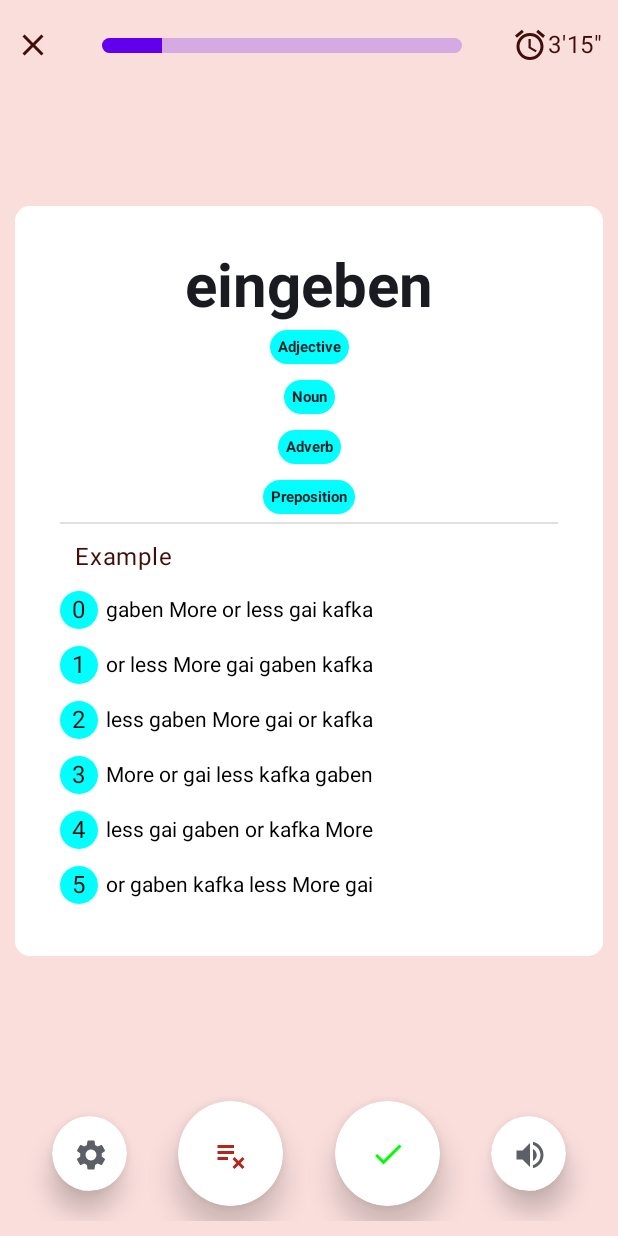
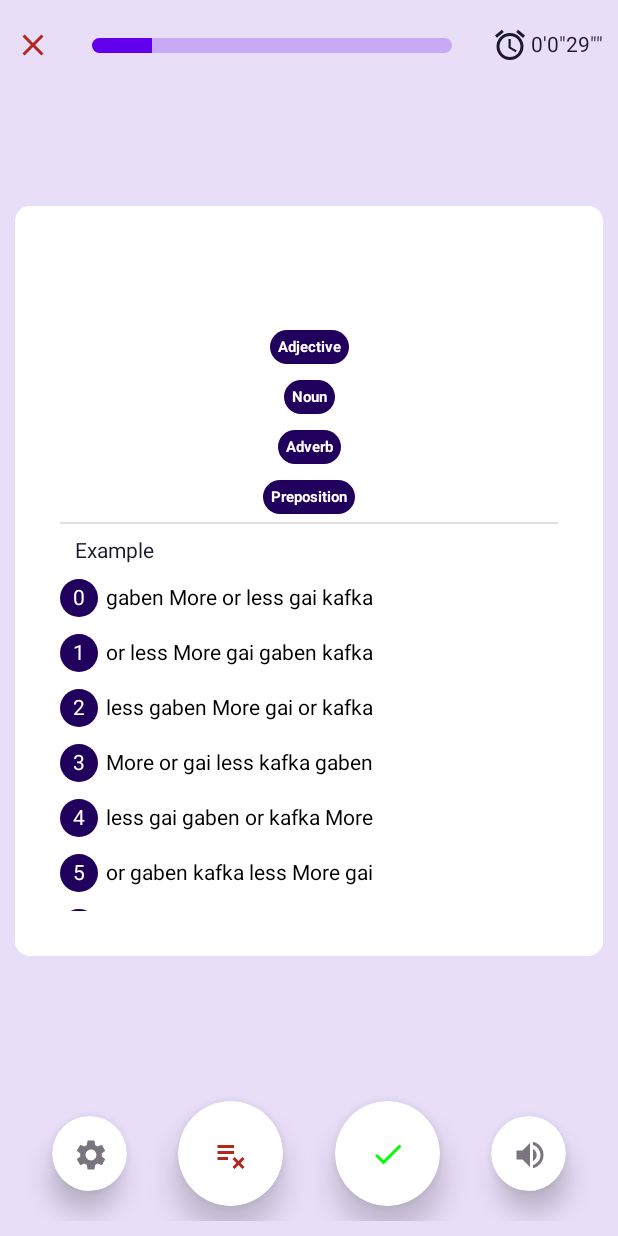
Before and after one commit to xquilt/knounce, an Android app built with Jetpack Compose: the @Preview function FlashCardScreenPreview, on a phone screen of 412 x 824 dp. Run offline under Robolectric (Android 15) with nearby library versions, the phone set to English and light mode, and no system bars; our stand-ins replace Room's generated code.

Commit message:
refact: implement elapse seconds formatting at flashcard screen - The user can specify the amount of time he wants to practice,   so the overall seconds need to be formatted in an aesthetic way - enhanced the UI coloring of the flashCard screen as well

```diff
--- a/app/src/main/kotlin/com/polendina/knounce/presentation/flashcard/FlashCardScreen.kt
+++ b/app/src/main/kotlin/com/polendina/knounce/presentation/flashcard/FlashCardScreen.kt
@@ -29,14 +29,15 @@ import com.polendina.knounce.presentation.flashcard.components.CardContent
 import com.polendina.knounce.presentation.flashcard.components.WordsProgressBar
 import com.polendina.knounce.presentation.flashcard.viewmodel.FlashCardViewModel
 import com.polendina.knounce.presentation.flashcard.viewmodel.FlashCardViewModelMock
-import com.polendina.knounce.ui.theme.KnounceTheme
+import com.polendina.knounce.utils.formatElapsedLocalTime
+import java.time.LocalTime
 
 @OptIn(ExperimentalFoundationApi::class)
 @Composable
 fun FlashCardScreen(
-    mainViewModel: FlashCardViewModel
+    flashCardViewModel: FlashCardViewModel
 ) {
-    val horizontalPagerState = rememberPagerState (initialPage = 0) { mainViewModel.words.size }
+    val horizontalPagerState = rememberPagerState (initialPage = 0) { flashCardViewModel.words.size }
     Scaffold (
         topBar = {
              Row (
@@ -48,21 +49,32 @@ fun FlashCardScreen(
              ){
                 Icon(
                     imageVector = Icons.Default.Close,
-                    contentDescription = null
+                    contentDescription = null,
+                    tint = MaterialTheme.colorScheme.error
                 )
-                 WordsProgressBar(wordIndex = horizontalPagerState.currentPage, totalWordsCount = mainViewModel.words.size)
-                 Row {
+                 WordsProgressBar(
+                     wordIndex = horizontalPagerState.currentPage,
+                     totalWordsCount = flashCardViewModel.words.size
+                 )
+                 Row (
+                     verticalAlignment = Alignment.CenterVertically,
+                     horizontalArrangement = Arrangement.spacedBy(2.dp)
+                 ){
                      Icon(imageVector = Icons.Default.Alarm, contentDescription = null)
-                     Text(text = "3'15\"")
+                     Text(
+                         text = LocalTime
+                             .ofSecondOfDay(flashCardViewModel.elapsedSeconds)
+                             .formatElapsedLocalTime()
+                     )
                  }
              }
         },
         bottomBar = {
             FlashCardBottomBar()
         },
-        containerColor = MaterialTheme.colorScheme.errorContainer,
+        containerColor = MaterialTheme.colorScheme.secondaryContainer,
         modifier = Modifier
-            .background(MaterialTheme.colorScheme.errorContainer)
+            .background(MaterialTheme.colorScheme.secondaryContainer)
             .padding(10.dp)
     ) {
         Column (
@@ -71,13 +83,13 @@ fun FlashCardScreen(
                 .fillMaxSize()
                 .padding(it)
         ) {
-            AnimatedVisibility(visible = mainViewModel.words.isNotEmpty()) {
+            AnimatedVisibility(visible = flashCardViewModel.words.isNotEmpty()) {
                 HorizontalPager(
                     state = horizontalPagerState,
                     pageSpacing = 10.dp
                 ) {
                     CardContent(
-                        word = mainViewModel.words[it],
+                        word = flashCardViewModel.words[it],
                     )
                 }
             }
@@ -88,9 +100,7 @@ fun FlashCardScreen(
 @Preview(showBackground = true)
 @Composable
 fun FlashCardScreenPreview() {
-    KnounceTheme {
-        FlashCardScreen(
-            mainViewModel = FlashCardViewModelMock(database = DatabaseMock())
-        )
-    }
+    FlashCardScreen(
+        flashCardViewModel = FlashCardViewModelMock(database = DatabaseMock())
+    )
 }
--- a/app/src/main/kotlin/com/polendina/knounce/presentation/flashcard/components/CardContent.kt
+++ b/app/src/main/kotlin/com/polendina/knounce/presentation/flashcard/components/CardContent.kt
@@ -69,7 +69,7 @@ fun CardContent(
                 text = word.title,
                 style = TextStyle(
                     fontWeight = FontWeight.Bold,
-                    color = MaterialTheme.colorScheme.onBackground,
+                    color = MaterialTheme.colorScheme.onPrimary,
                     fontSize = 40.sp,
                 )
             )
@@ -78,7 +78,7 @@ fun CardContent(
                     modifier = Modifier
                         .padding(5.dp)
                         .clip(RoundedCornerShape(15.dp))
-                        .background(Color.Cyan)
+                        .background(MaterialTheme.colorScheme.onPrimaryContainer)
                         .wrapContentSize()
                         .padding(5.dp)
                         .clickable {
@@ -89,7 +89,7 @@ fun CardContent(
                         text = it.key,
                         style = TextStyle(
                             fontWeight = FontWeight.Bold,
-                            color = MaterialTheme.colorScheme.onBackground,
+                            color = MaterialTheme.colorScheme.onPrimary,
                             fontSize = 10.sp,
                         )
                     )
@@ -131,9 +131,14 @@ fun CardContent(
                             modifier = Modifier
                                 .size(25.dp)
                                 .clip(CircleShape)
-                                .background(Color.Cyan)
+                                .background(MaterialTheme.colorScheme.onPrimaryContainer)
                         ) {
-                            Text(text = index.toString())
+                            Text(
+                                text = index.toString(),
+                                style = TextStyle(
+                                    color = MaterialTheme.colorScheme.onPrimary
+                                )
+                            )
                         }
                         Text(
                             text = wordTranslation.explanation ?: "",
--- a/app/src/main/kotlin/com/polendina/knounce/presentation/flashcard/viewmodel/FlashCardViewModel.kt
+++ b/app/src/main/kotlin/com/polendina/knounce/presentation/flashcard/viewmodel/FlashCardViewModel.kt
@@ -6,4 +6,5 @@ import com.polendina.knounce.data.database.Word
 
 interface FlashCardViewModel: Database {
     val words: SnapshotStateList<Word>
+    var elapsedSeconds: Long
 }
--- a/app/src/main/kotlin/com/polendina/knounce/presentation/flashcard/viewmodel/FlashCardViewModelImpl.kt
+++ b/app/src/main/kotlin/com/polendina/knounce/presentation/flashcard/viewmodel/FlashCardViewModelImpl.kt
@@ -27,4 +27,8 @@ class FlashCardViewModelImpl(
     override suspend fun loadWordsFromDb(): List<Word> = database.loadWordsFromDb()
     override fun removeWordFromDb(wordTitle: String): Job =
         database.removeWordFromDb(wordTitle = wordTitle)
+
+    override var elapsedSeconds: Long
+        get() = 0L
+        set(value) {}
 }
--- a/app/src/main/kotlin/com/polendina/knounce/presentation/flashcard/viewmodel/FlashCardViewModelMock.kt
+++ b/app/src/main/kotlin/com/polendina/knounce/presentation/flashcard/viewmodel/FlashCardViewModelMock.kt
@@ -1,5 +1,9 @@
 package com.polendina.knounce.presentation.flashcard.viewmodel
 
+import android.os.CountDownTimer
+import androidx.compose.runtime.getValue
+import androidx.compose.runtime.mutableLongStateOf
+import androidx.compose.runtime.setValue
 import androidx.compose.runtime.snapshots.SnapshotStateList
 import androidx.compose.runtime.toMutableStateList
 import androidx.lifecycle.ViewModel
@@ -15,4 +19,13 @@ class FlashCardViewModelMock(
     override fun insertWordToDb(word: Word): Job = database.insertWordToDb(word = word)
     override suspend fun loadWordsFromDb(): List<Word> = database.loadWordsFromDb()
     override fun removeWordFromDb(wordTitle: String): Job = database.removeWordFromDb(wordTitle = wordTitle)
+    override var elapsedSeconds by mutableLongStateOf(listOf(0L, 2034L, 60234L, 2342324234L).random())
+    init {
+        object: CountDownTimer(30000, 1000) {
+            override fun onFinish() { }
+            override fun onTick(millisUntilFinished: Long) {
+                elapsedSeconds = millisUntilFinished / 1000
+            }
+        }.start()
+    }
 }
--- /dev/null
+++ b/app/src/main/kotlin/com/polendina/knounce/utils/LocalTime.kt
@@ -0,0 +1,5 @@
+package com.polendina.knounce.utils
+
+import java.time.LocalTime
+
+fun LocalTime.formatElapsedLocalTime() = "${hour}'${minute}\"${second}\"\""
```
